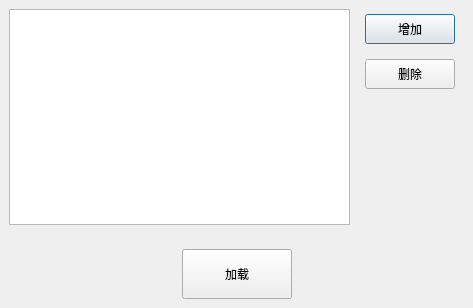
First picture: the form in digitalIntegration/OneClickLoadDialog.ui, repository jiaqingguo/DI, before the edit.
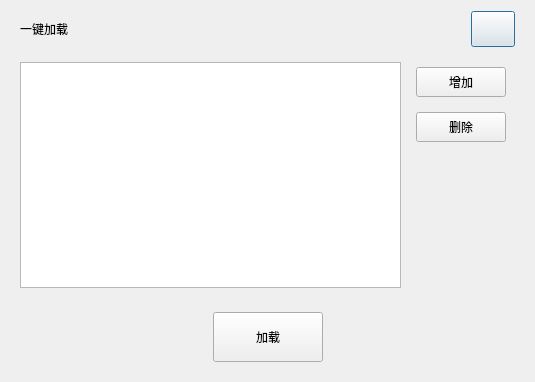
Second picture: the form after the edit.

```diff
--- a/digitalIntegration/OneClickLoadDialog.ui
+++ b/digitalIntegration/OneClickLoadDialog.ui
@@ -6,26 +6,71 @@
    <rect>
     <x>0</x>
     <y>0</y>
-    <width>473</width>
-    <height>308</height>
+    <width>535</width>
+    <height>382</height>
    </rect>
   </property>
   <property name="windowTitle">
    <string>一键加载</string>
   </property>
   <layout class="QVBoxLayout" name="verticalLayout">
-   <property name="leftMargin">
-    <number>0</number>
-   </property>
-   <property name="topMargin">
-    <number>0</number>
-   </property>
-   <property name="rightMargin">
-    <number>0</number>
-   </property>
-   <property name="bottomMargin">
-    <number>0</number>
-   </property>
+   <item>
+    <widget class="QWidget" name="widget" native="true">
+     <property name="maximumSize">
+      <size>
+       <width>16777215</width>
+       <height>55</height>
+      </size>
+     </property>
+     <layout class="QHBoxLayout" name="horizontalLayout_2">
+      <property name="topMargin">
+       <number>0</number>
+      </property>
+      <property name="bottomMargin">
+       <number>0</number>
+      </property>
+      <item>
+       <widget class="QLabel" name="labelOneLoad">
+        <property name="text">
+         <string>一键加载</string>
+        </property>
+       </widget>
+      </item>
+      <item>
+       <spacer name="horizontalSpacer_3">
+        <property name="orientation">
+         <enum>Qt::Horizontal</enum>
+        </property>
+        <property name="sizeHint" stdset="0">
+         <size>
+          <width>392</width>
+          <height>20</height>
+         </size>
+        </property>
+       </spacer>
+      </item>
+      <item>
+       <widget class="QPushButton" name="btnOneLoadClose">
+        <property name="minimumSize">
+         <size>
+          <width>44</width>
+          <height>36</height>
+         </size>
+        </property>
+        <property name="maximumSize">
+         <size>
+          <width>44</width>
+          <height>36</height>
+         </size>
+        </property>
+        <property name="text">
+         <string/>
+        </property>
+       </widget>
+      </item>
+     </layout>
+    </widget>
+   </item>
    <item>
     <layout class="QHBoxLayout" name="horizontalLayout_9">
      <property name="leftMargin">
```
